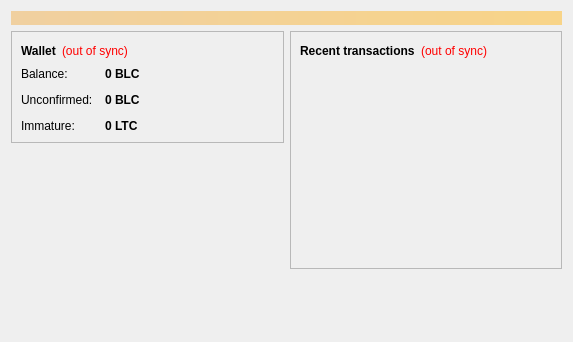
Qt form src/qt/forms/overviewpage.ui (CryptvJet/popcoin-1) before a commit.
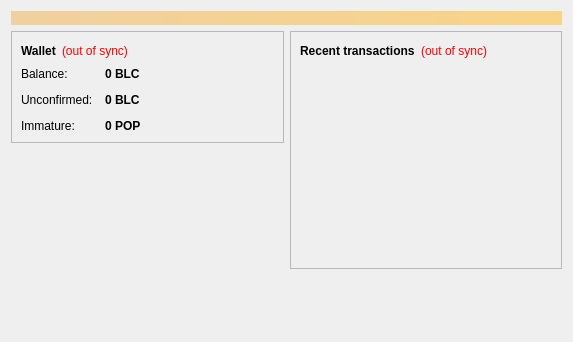
The same form after that commit. Icons and pictures are not drawn.

The edit to the form file:
```diff
--- a/src/qt/forms/overviewpage.ui
+++ b/src/qt/forms/overviewpage.ui
@@ -177,7 +177,7 @@
                <string>Mined balance that has not yet matured</string>
               </property>
               <property name="text">
-               <string notr="true">0 LTC</string>
+               <string notr="true">0 POP</string>
               </property>
               <property name="textInteractionFlags">
                <set>Qt::LinksAccessibleByMouse|Qt::TextSelectableByKeyboard|Qt::TextSelectableByMouse</set>
```
Left out of the diff: 2 changed lines with no effect on the pictures.
